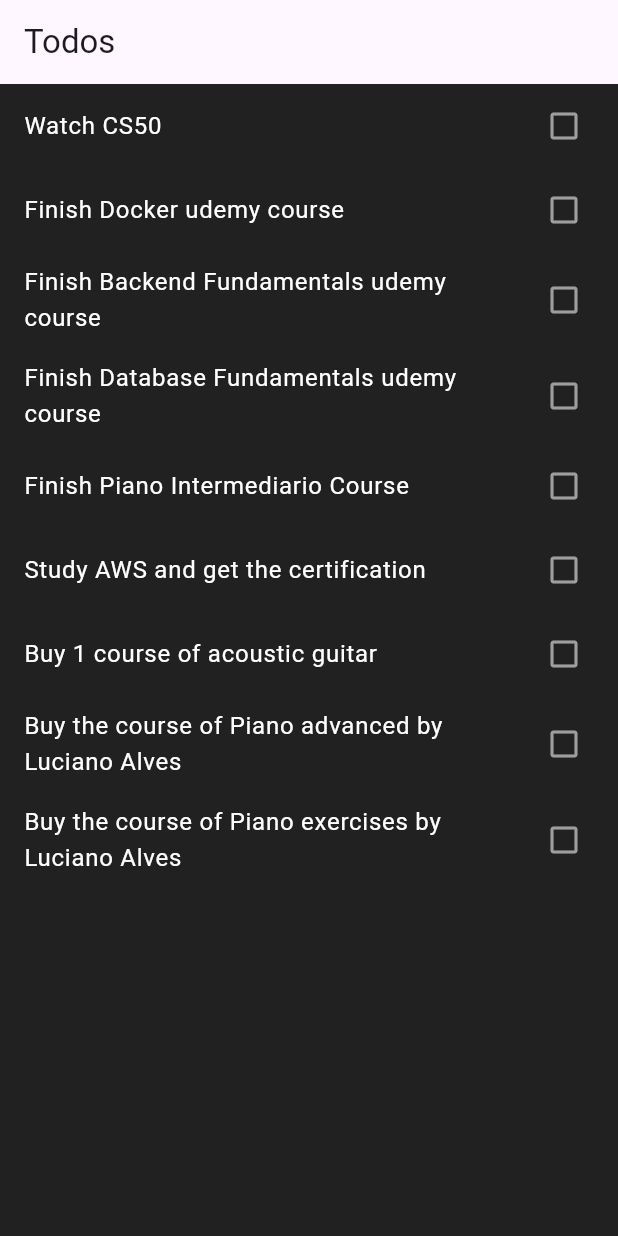
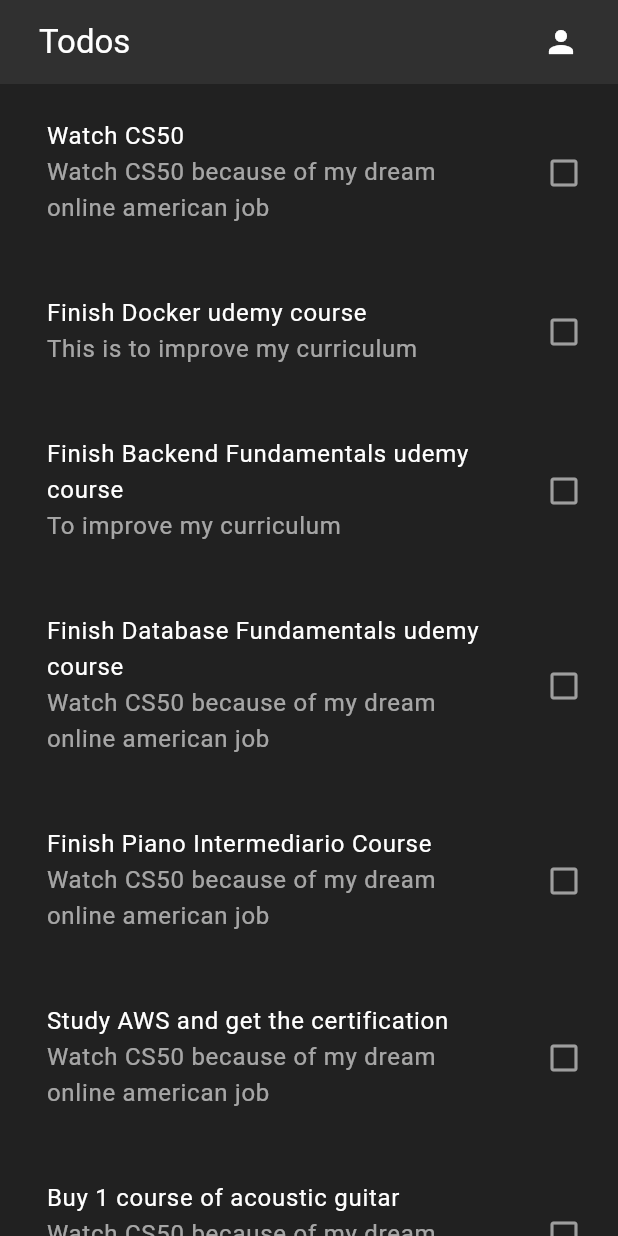
Before and after one commit to woragis/todo-list-app, a Flutter app: the screen it shows after launch, on a phone screen of 412 x 824 dp. Run offline on Flutter 3.47's test engine with Material 3 defaults, Android fonts, the phone set to English and light mode, and no system bars; our stand-ins replace flutter_bloc, flutter_slidable.

Commit message:
Mobile: style todos page

```diff
--- a/mobile/lib/screens/todos_page.dart
+++ b/mobile/lib/screens/todos_page.dart
@@ -50,7 +50,26 @@ class TodosPage extends StatelessWidget {
 
     return Scaffold(
       appBar: AppBar(
-        title: const Text("Todos"),
+        title: Container(
+          padding: EdgeInsets.all(10),
+          child: Row(
+            mainAxisAlignment: MainAxisAlignment.spaceBetween,
+            children: [
+              const Text(
+                "Todos",
+                style: TextStyle(
+                  color: Colors.white,
+                ),
+              ),
+              Icon(
+                Icons.person,
+                color: Colors.white,
+              ),
+            ],
+          ),
+        ),
+        backgroundColor: Colors.grey[850],
+        elevation: 0,
       ),
       backgroundColor: Colors.grey[900],
       body: BlocBuilder<TodoCubit, List<Todo>>(
@@ -60,10 +79,26 @@ class TodosPage extends StatelessWidget {
             itemBuilder: (context, index) {
               final todo = todos[index];
               return ListTile(
-                title: Text(
-                  todo.title,
-                  style: TextStyle(
-                    color: Colors.white,
+                title: Container(
+                  padding: EdgeInsets.all(0),
+                  margin: EdgeInsets.all(15),
+                  child: Column(
+                    mainAxisAlignment: MainAxisAlignment.center,
+                    crossAxisAlignment: CrossAxisAlignment.start,
+                    children: [
+                      Text(
+                        todo.title,
+                        style: TextStyle(
+                          color: Colors.white,
+                        ),
+                      ),
+                      Text(
+                        todo.description,
+                        style: TextStyle(
+                          color: Colors.white60,
+                        ),
+                      )
+                    ],
                   ),
                 ),
                 trailing: Icon(
```
